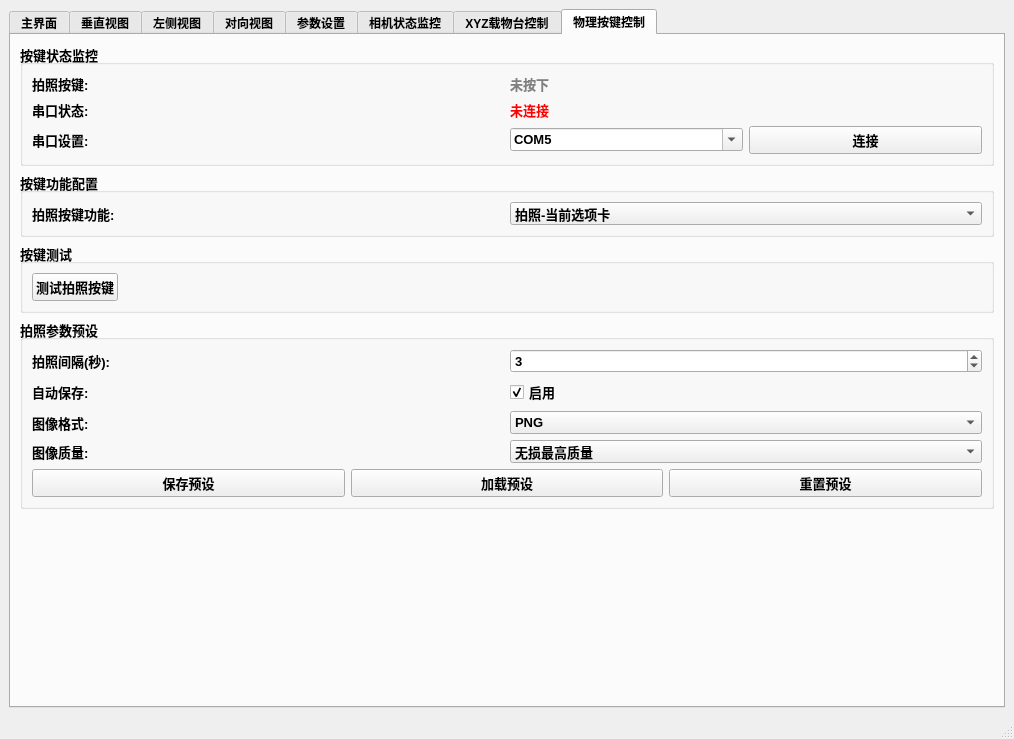
Old version of the form src/MutiCamApp.ui in the repository NicoleKJ9721/MutiCamApp.
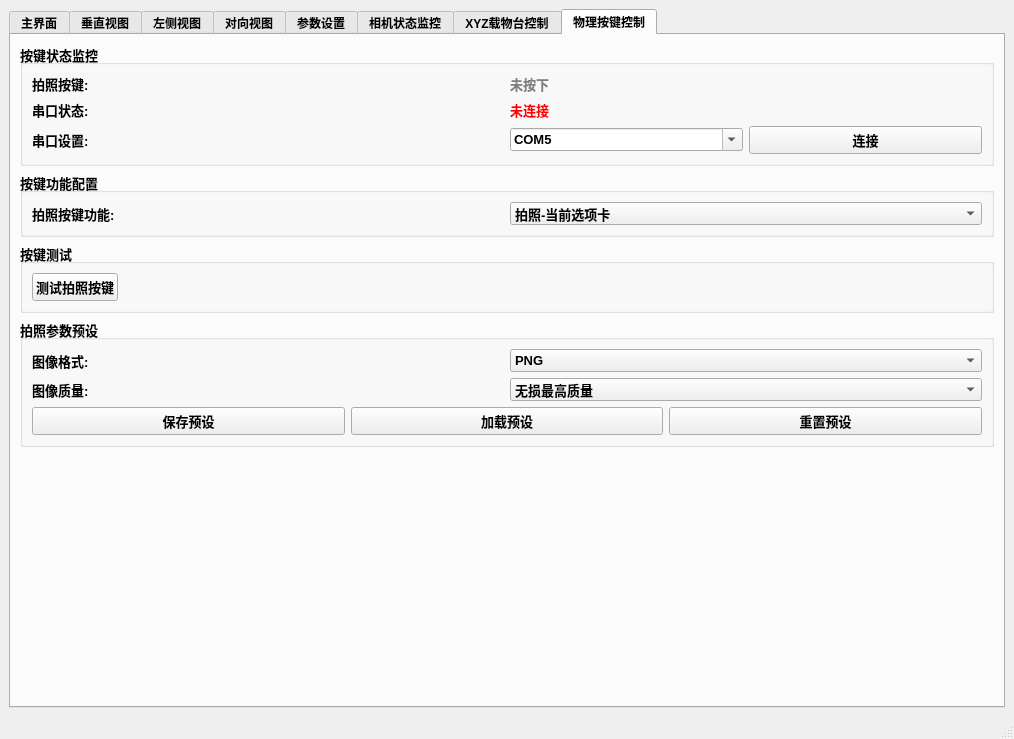
New version of the form. The open tabs and pages were chosen to show the change.

Commit message:
♻️ refactor(capture-preset): 移除拍摄间隔和自动保存功能
- `MutiCamApp.cpp`: 移除拍摄间隔和自动保存的连接、保存、加载、重置及应用逻辑。
- `MutiCamApp.ui`: 移除拍摄间隔和自动保存相关的UI控件，并调整布局。
- `SettingsManager.h`: 移除`CapturePresetSettings`中`captureInterval`和`autoSaveEnabled`成员。

The edit to the form file:
```diff
--- a/src/MutiCamApp.ui
+++ b/src/MutiCamApp.ui
@@ -4198,50 +4198,13 @@
           </property>
           <layout class="QGridLayout" name="gridLayout_capturePresets">
            <item row="0" column="0">
-            <widget class="QLabel" name="labelCaptureInterval">
-             <property name="text">
-              <string>拍照间隔(秒):</string>
-             </property>
-            </widget>
-           </item>
-           <item row="0" column="1">
-            <widget class="QSpinBox" name="spinBoxCaptureInterval">
-             <property name="minimum">
-              <number>1</number>
-             </property>
-             <property name="maximum">
-              <number>60</number>
-             </property>
-             <property name="value">
-              <number>3</number>
-             </property>
-            </widget>
-           </item>
-           <item row="1" column="0">
-            <widget class="QLabel" name="labelAutoSaveEnabled">
-             <property name="text">
-              <string>自动保存:</string>
-             </property>
-            </widget>
-           </item>
-           <item row="1" column="1">
-            <widget class="QCheckBox" name="checkBoxAutoSave">
-             <property name="text">
-              <string>启用</string>
-             </property>
-             <property name="checked">
-              <bool>true</bool>
-             </property>
-            </widget>
-           </item>
-           <item row="2" column="0">
             <widget class="QLabel" name="labelCaptureFormat">
              <property name="text">
               <string>图像格式:</string>
              </property>
             </widget>
            </item>
-           <item row="2" column="1">
+           <item row="0" column="1">
             <widget class="QComboBox" name="comboBoxCaptureFormat">
              <item>
               <property name="text">
@@ -4260,14 +4223,14 @@
              </item>
             </widget>
            </item>
-           <item row="3" column="0">
+           <item row="1" column="0">
             <widget class="QLabel" name="labelImageQuality">
              <property name="text">
               <string>图像质量:</string>
              </property>
             </widget>
            </item>
-           <item row="3" column="1">
+           <item row="1" column="1">
             <widget class="QComboBox" name="comboBoxImageQuality">
              <item>
               <property name="text">
@@ -4286,7 +4249,7 @@
              </item>
             </widget>
            </item>
-           <item row="4" column="0" colspan="2">
+           <item row="2" column="0" colspan="2">
             <layout class="QHBoxLayout" name="horizontalLayout_presetButtons">
              <item>
               <widget class="QPushButton" name="btnSavePreset">
```
The commit also changes 2 other files.
